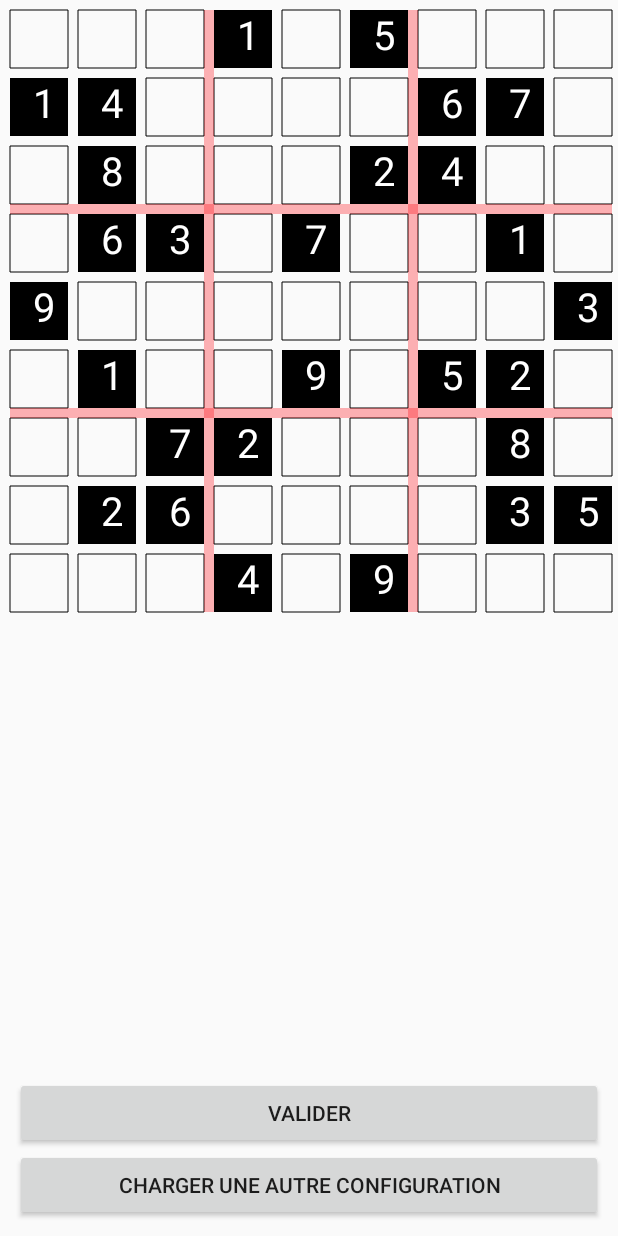
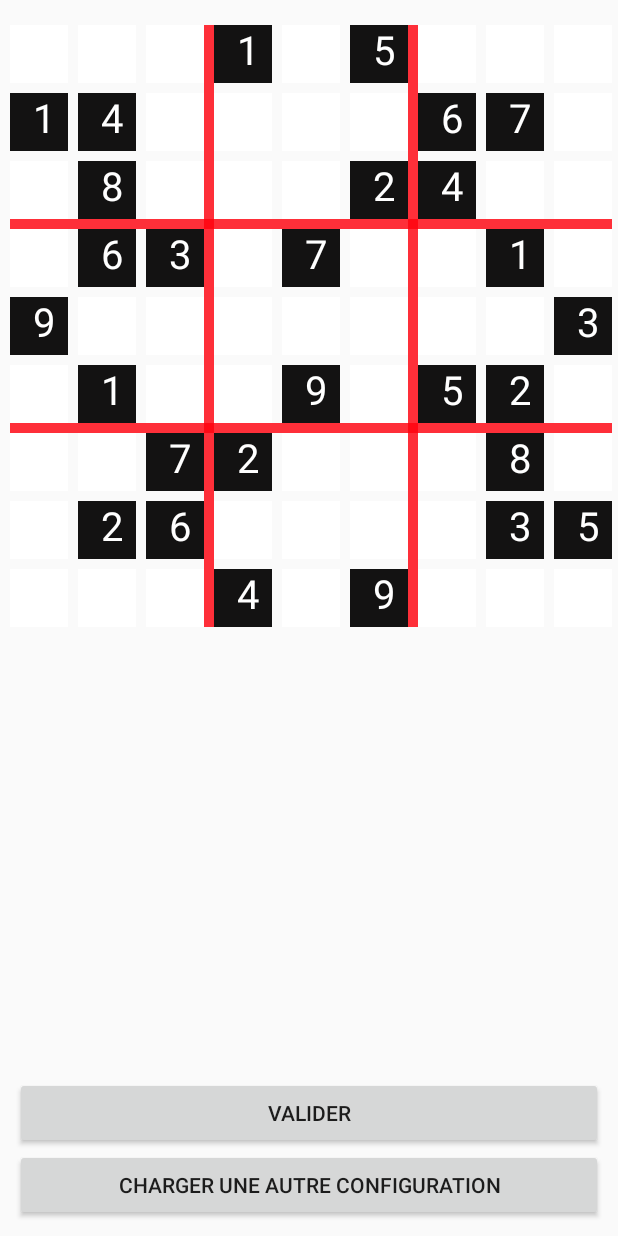
Before and after one commit to handaoui-mohamed/smart-sudoku, an Android app: the fragment GameFragment shown on its own in the app's theme, on a phone screen of 412 x 824 dp. Run offline under Robolectric (Android 15) with nearby library versions, the phone set to English and light mode, and no system bars.

Commit message:
changed app theme

```diff
--- a/SmartSudoku/app/build.gradle
+++ b/SmartSudoku/app/build.gradle
@@ -22,6 +22,7 @@ dependencies {
     implementation fileTree(dir: 'libs', include: ['*.jar'])
     implementation 'com.android.support:appcompat-v7:28.0.0'
     implementation 'com.android.support:preference-v7:28.0.0'
+    implementation 'com.android.support:cardview-v7:28.0.0'
     implementation 'com.android.support.constraint:constraint-layout:1.1.3'
     implementation 'com.android.support:support-v4:28.0.0'
     testImplementation 'junit:junit:4.12'
--- a/SmartSudoku/app/src/main/java/com/handaomo/smartsudoku/Grille.java
+++ b/SmartSudoku/app/src/main/java/com/handaomo/smartsudoku/Grille.java
@@ -18,6 +18,7 @@ public class Grille extends View {
     final int SPACING_CONFIG = 5;
     int spacing = SPACING_CONFIG * 2;
 
+    private Paint paint;   // Pour dessiner la grille (lignes noires)
     private Paint paint1;   // Pour dessiner la grille (lignes noires)
     private Paint paint2;   // Pour le texte des cases fixes
     private Paint paint3;   // Pour dessiner les lignes rouges (grosse)
@@ -58,17 +59,19 @@ public class Grille extends View {
             initialised = true;
         }
 
+        paint = new Paint();
+        paint.setAntiAlias(true);
+        paint.setColor(getResources().getColor(R.color.colorPrimaryDark));
 
         paint1 = new Paint();
         paint1.setAntiAlias(true);
-        // Couleur noire
+        paint1.setColor(Color.WHITE);
 
         paint2 = new Paint();
         paint2.setAntiAlias(true);
         paint2.setTextSize(textSize);
         paint2.setColor(Color.WHITE);
 
-        // Les contenus des cases
         paint3 = new Paint();
         paint3.setAntiAlias(true);
         paint3.setColor(getResources().getColor(R.color.red));
@@ -78,6 +81,7 @@ public class Grille extends View {
         paint4 = new Paint();
         paint4.setAntiAlias(true);
         paint4.setTextSize(textSize);
+        paint4.setColor(Color.BLACK);
     }
 
     @Override
@@ -88,15 +92,6 @@ public class Grille extends View {
         w = w - (w % 9);
         n = w / 9;
 
-
-        for (int i = 0; i < w; i += n) {
-            for (int j = 0; j < w; j += n) {
-                // TODO add a new paint for fixed items
-                paint1.setStyle(fixIdx[i / n][j / n] ? Paint.Style.FILL : Paint.Style.STROKE);
-                canvas.drawRect(j + n, i + spacing, j + spacing, i + n, paint1);
-            }
-        }
-
         // Dessiner 2 lignes rouges verticales et 2 lignes rouges horizontales
         canvas.drawLine(spacing, n * 3 + (spacing / 2), w, n * 3 + (spacing / 2), paint3);
         canvas.drawLine(spacing, n * 6 + (spacing / 2), w, n * 6 + (spacing / 2), paint3);
@@ -104,6 +99,12 @@ public class Grille extends View {
         canvas.drawLine(n * 3 + (spacing / 2), spacing, n * 3 + (spacing / 2), w, paint3);
         canvas.drawLine(n * 6 + (spacing / 2), spacing, n * 6 + (spacing / 2), w, paint3);
 
+        for (int i = 0; i < w; i += n) {
+            for (int j = 0; j < w; j += n) {
+                canvas.drawRect(j + n, i + spacing, j + spacing, i + n,
+                        fixIdx[i / n][j / n] ? paint : paint1);
+            }
+        }
 
         String s;
         for (int i = 0; i < 9; i++) {
--- a/SmartSudoku/app/src/main/res/layout/activity_main.xml
+++ b/SmartSudoku/app/src/main/res/layout/activity_main.xml
@@ -4,6 +4,7 @@
     android:layout_width="match_parent"
     android:layout_height="match_parent"
     android:orientation="vertical"
+    android:background="@color/background"
     tools:context=".MainActivity">
 
     <include
--- a/SmartSudoku/app/src/main/res/layout/fragment_game.xml
+++ b/SmartSudoku/app/src/main/res/layout/fragment_game.xml
@@ -4,6 +4,7 @@
     android:layout_width="match_parent"
     android:layout_height="match_parent"
     android:orientation="vertical"
+    android:paddingTop="10dp"
     tools:context=".GameFragment">
 
     <view
@@ -17,6 +18,7 @@
         android:id="@+id/gameResult"
         android:textSize="20sp"
         android:textAlignment="center"
+        android:textColor="@color/white"
         android:layout_width="match_parent"
         android:layout_height="wrap_content" />
 
--- a/SmartSudoku/app/src/main/res/values/colors.xml
+++ b/SmartSudoku/app/src/main/res/values/colors.xml
@@ -1,8 +1,11 @@
 <?xml version="1.0" encoding="utf-8"?>
 <resources>
-    <color name="colorPrimary">#3F51B5</color>
-    <color name="colorPrimaryDark">#303F9F</color>
-    <color name="colorAccent">#FF4081</color>
-    <color name="red">#4dff000d</color>
+    <color name="colorPrimary">#171717</color>
+    <color name="colorPrimaryDark">#131212</color>
+    <color name="colorAccent">#2980b9</color>
+    <color name="colorDefault">#616161</color>
+    <color name="background">#f1232323</color>
+    <color name="cardBackground">#eee</color>
+    <color name="red">#cfff000d</color>
     <color name="white">#ffffff</color>
 </resources>
--- a/SmartSudoku/app/src/main/res/values/strings.xml
+++ b/SmartSudoku/app/src/main/res/values/strings.xml
@@ -26,4 +26,7 @@
 
     <string name="settings">Paramètres</string>
     <string name="load_new_config">Charger une autre configuration</string>
+    <string name="login">Se connecter</string>
+    <string name="not_loggedin">N\'est pas connecté</string>
+    <string name="logout">Se déconnecter</string>
 </resources>
```
Also changed, not shown: SmartSudoku/app/src/main/res/layout/fragment_main.xml (+69 -9 lines).
